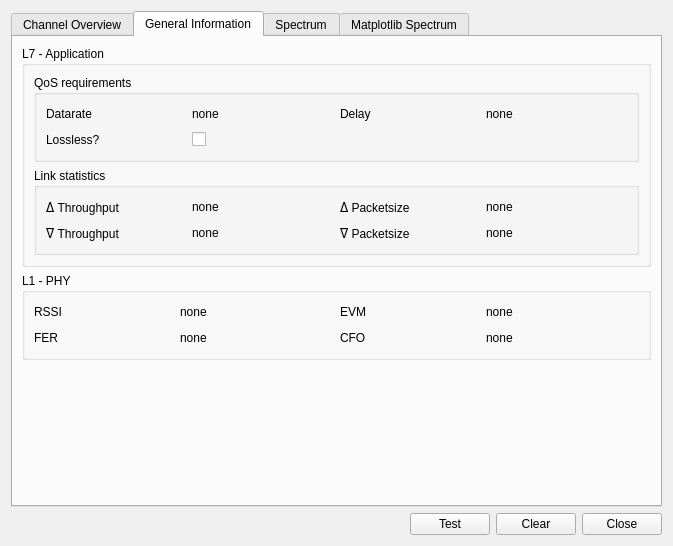
Above: components/pySysMoCo/gui.ui from andrepuschmann/OSPECORR before the change. Below: the same form after it.
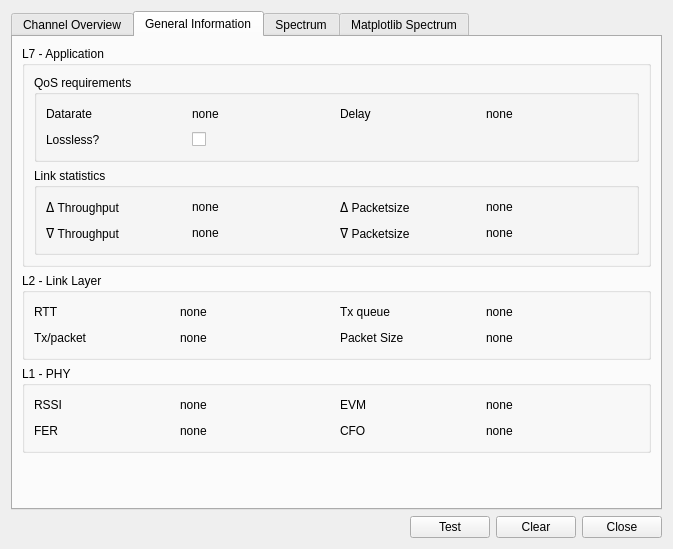
That is the form after the change.

```diff
--- a/components/pySysMoCo/gui.ui
+++ b/components/pySysMoCo/gui.ui
@@ -10,7 +10,7 @@
     <x>0</x>
     <y>0</y>
     <width>673</width>
-    <height>546</height>
+    <height>549</height>
    </rect>
   </property>
   <property name="sizePolicy">
@@ -730,6 +730,263 @@
          </layout>
         </widget>
        </item>
+       <item>
+        <widget class="QGroupBox" name="groupBox_7">
+         <property name="title">
+          <string>L2 - Link Layer</string>
+         </property>
+         <layout class="QGridLayout" name="gridLayout_3">
+          <item row="0" column="0">
+           <layout class="QHBoxLayout" name="horizontalLayout_23">
+            <item>
+             <widget class="QLabel" name="rttLabel">
+              <property name="minimumSize">
+               <size>
+                <width>120</width>
+                <height>0</height>
+               </size>
+              </property>
+              <property name="maximumSize">
+               <size>
+                <width>120</width>
+                <height>16777215</height>
+               </size>
+              </property>
+              <property name="toolTip">
+               <string>received signal strength indicator</string>
+              </property>
+              <property name="text">
+               <string>RTT</string>
+              </property>
+             </widget>
+            </item>
+            <item>
+             <spacer name="horizontalSpacer_33">
+              <property name="orientation">
+               <enum>Qt::Horizontal</enum>
+              </property>
+              <property name="sizeType">
+               <enum>QSizePolicy::Fixed</enum>
+              </property>
+              <property name="sizeHint" stdset="0">
+               <size>
+                <width>20</width>
+                <height>20</height>
+               </size>
+              </property>
+             </spacer>
+            </item>
+            <item>
+             <widget class="QLabel" name="rttValue">
+              <property name="text">
+               <string>none</string>
+              </property>
+             </widget>
+            </item>
+            <item>
+             <spacer name="horizontalSpacer_34">
+              <property name="orientation">
+               <enum>Qt::Horizontal</enum>
+              </property>
+              <property name="sizeHint" stdset="0">
+               <size>
+                <width>40</width>
+                <height>20</height>
+               </size>
+              </property>
+             </spacer>
+            </item>
+           </layout>
+          </item>
+          <item row="0" column="1">
+           <layout class="QHBoxLayout" name="horizontalLayout_20">
+            <item>
+             <widget class="QLabel" name="txQueueLabel">
+              <property name="minimumSize">
+               <size>
+                <width>120</width>
+                <height>0</height>
+               </size>
+              </property>
+              <property name="maximumSize">
+               <size>
+                <width>120</width>
+                <height>16777215</height>
+               </size>
+              </property>
+              <property name="toolTip">
+               <string>error vector magnitude</string>
+              </property>
+              <property name="text">
+               <string>Tx queue</string>
+              </property>
+             </widget>
+            </item>
+            <item>
+             <spacer name="horizontalSpacer_27">
+              <property name="orientation">
+               <enum>Qt::Horizontal</enum>
+              </property>
+              <property name="sizeType">
+               <enum>QSizePolicy::Fixed</enum>
+              </property>
+              <property name="sizeHint" stdset="0">
+               <size>
+                <width>20</width>
+                <height>20</height>
+               </size>
+              </property>
+             </spacer>
+            </item>
+            <item>
+             <widget class="QLabel" name="txQueueValue">
+              <property name="text">
+               <string>none</string>
+              </property>
+             </widget>
+            </item>
+            <item>
+             <spacer name="horizontalSpacer_28">
+              <property name="orientation">
+               <enum>Qt::Horizontal</enum>
+              </property>
+              <property name="sizeHint" stdset="0">
+               <size>
+                <width>40</width>
+                <height>20</height>
+               </size>
+              </property>
+             </spacer>
+            </item>
+           </layout>
+          </item>
+          <item row="1" column="0">
+           <layout class="QHBoxLayout" name="horizontalLayout_21">
+            <item>
+             <widget class="QLabel" name="retransLabel">
+              <property name="minimumSize">
+               <size>
+                <width>120</width>
+                <height>0</height>
+               </size>
+              </property>
+              <property name="maximumSize">
+               <size>
+                <width>120</width>
+                <height>16777215</height>
+               </size>
+              </property>
+              <property name="toolTip">
+               <string>frame error rate</string>
+              </property>
+              <property name="text">
+               <string>Tx/packet</string>
+              </property>
+             </widget>
+            </item>
+            <item>
+             <spacer name="horizontalSpacer_29">
+              <property name="orientation">
+               <enum>Qt::Horizontal</enum>
+              </property>
+              <property name="sizeType">
+               <enum>QSizePolicy::Fixed</enum>
+              </property>
+              <property name="sizeHint" stdset="0">
+               <size>
+                <width>20</width>
+                <height>20</height>
+               </size>
+              </property>
+             </spacer>
+            </item>
+            <item>
+             <widget class="QLabel" name="retransValue">
+              <property name="text">
+               <string>none</string>
+              </property>
+             </widget>
+            </item>
+            <item>
+             <spacer name="horizontalSpacer_30">
+              <property name="orientation">
+               <enum>Qt::Horizontal</enum>
+              </property>
+              <property name="sizeHint" stdset="0">
+               <size>
+                <width>40</width>
+                <height>20</height>
+               </size>
+              </property>
+             </spacer>
+            </item>
+           </layout>
+          </item>
+          <item row="1" column="1">
+           <layout class="QHBoxLayout" name="horizontalLayout_22">
+            <item>
+             <widget class="QLabel" name="pktSizeLabel">
+              <property name="minimumSize">
+               <size>
+                <width>120</width>
+                <height>0</height>
+               </size>
+              </property>
+              <property name="maximumSize">
+               <size>
+                <width>120</width>
+                <height>16777215</height>
+               </size>
+              </property>
+              <property name="toolTip">
+               <string>carrier frequency offset</string>
+              </property>
+              <property name="text">
+               <string>Packet Size</string>
+              </property>
+             </widget>
+            </item>
+            <item>
+             <spacer name="horizontalSpacer_31">
+              <property name="orientation">
+               <enum>Qt::Horizontal</enum>
+              </property>
+              <property name="sizeType">
+               <enum>QSizePolicy::Fixed</enum>
+              </property>
+              <property name="sizeHint" stdset="0">
+               <size>
+                <width>20</width>
+                <height>20</height>
+               </size>
+              </property>
+             </spacer>
+            </item>
+            <item>
+             <widget class="QLabel" name="pktSizeLabel_2">
+              <property name="text">
+               <string>none</string>
+              </property>
+             </widget>
+            </item>
+            <item>
+             <spacer name="horizontalSpacer_32">
+              <property name="orientation">
+               <enum>Qt::Horizontal</enum>
+              </property>
+              <property name="sizeHint" stdset="0">
+               <size>
+                <width>40</width>
+                <height>20</height>
+               </size>
+              </property>
+             </spacer>
+            </item>
+           </layout>
+          </item>
+         </layout>
+        </widget>
+       </item>
        <item>
         <widget class="QGroupBox" name="groupBox_4">
          <property name="title">
```
Left out of the diff: 2 changed lines with no effect on the pictures.
